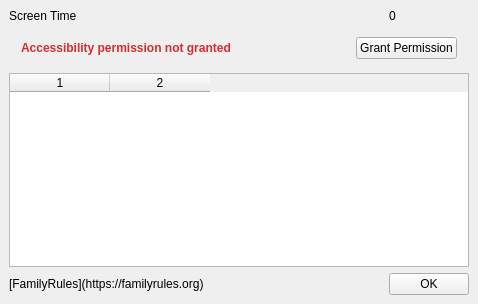
First picture: the form in qtdesigner/MainWindow.ui, repository rzarajczyk/family-rules-client, before the edit.
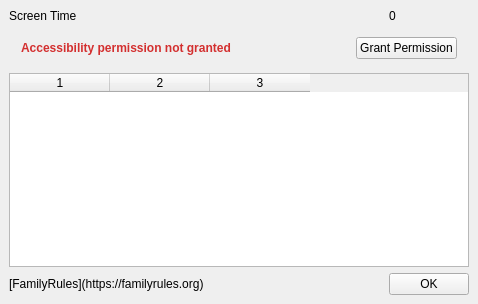
Second picture: the form after the edit.

The edit to the form file:
```diff
--- a/qtdesigner/MainWindow.ui
+++ b/qtdesigner/MainWindow.ui
@@ -72,10 +72,11 @@
          <bool>true</bool>
         </property>
         <property name="columnCount">
-         <number>2</number>
+         <number>3</number>
         </property>
         <column/>
         <column/>
+        <column/>
        </widget>
       </item>
       <item row="0" column="2">
```
